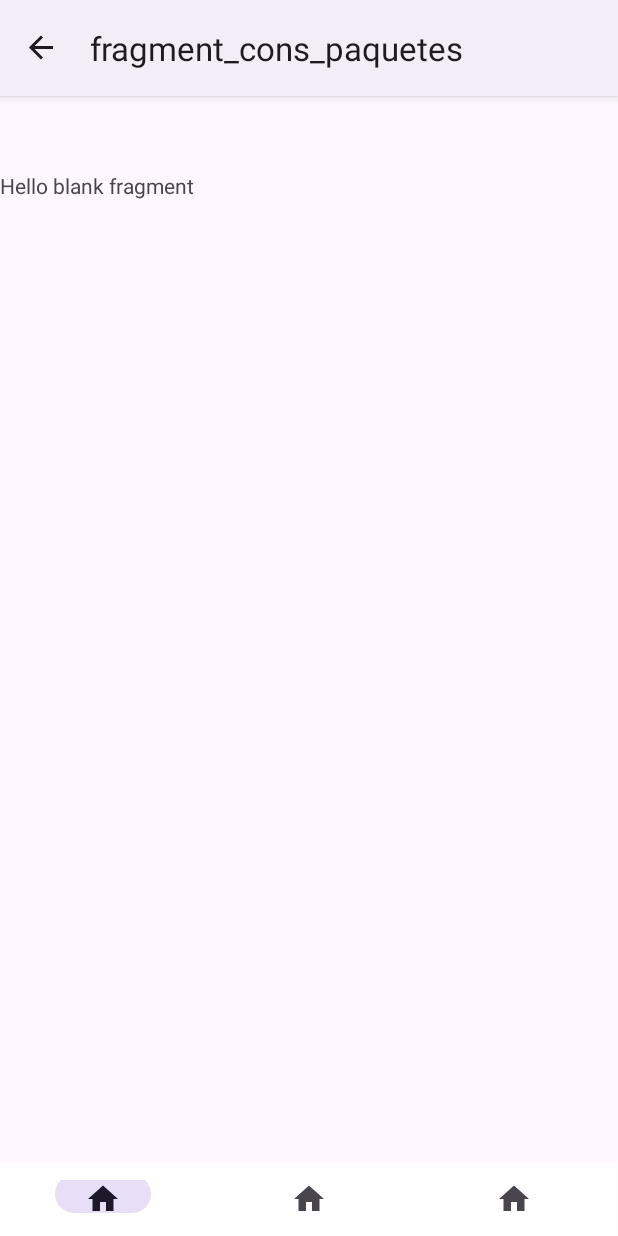
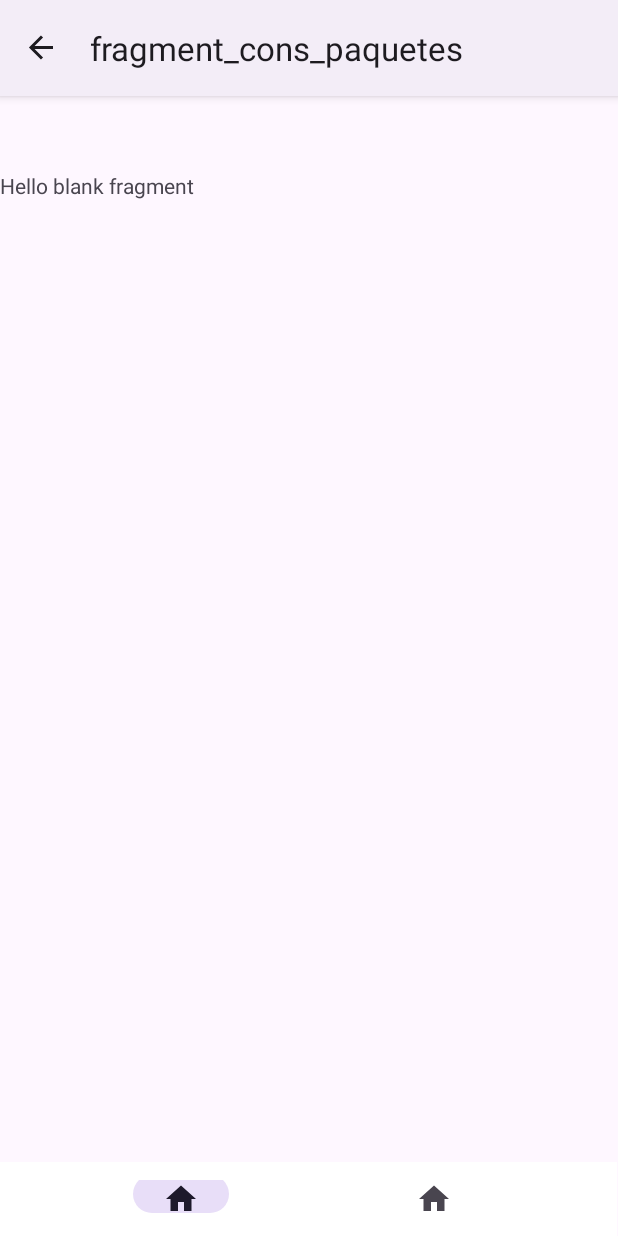
Before and after one commit to angheSa/Proyecto_Moviles1, an Android app: the SegundaActivity screen opened directly, with no data from a screen before it, after a tap on "botonPaquete", on a phone screen of 412 x 824 dp. Run offline under Robolectric (Android 15) with nearby library versions, the phone set to English and light mode, and no system bars; our stand-ins replace navigation-ui.

Commit message:
avance menu y fragments

```diff
--- a/AtipaxApp/app/src/main/java/com/aglafad/atipaxapp/ui/SegundaActivity.kt
+++ b/AtipaxApp/app/src/main/java/com/aglafad/atipaxapp/ui/SegundaActivity.kt
@@ -3,15 +3,19 @@ package com.aglafad.atipaxapp.ui
 import androidx.appcompat.app.AppCompatActivity
 import android.os.Bundle
 import androidx.navigation.findNavController
+import androidx.navigation.fragment.findNavController
 import androidx.navigation.ui.AppBarConfiguration
 import androidx.navigation.ui.navigateUp
 import androidx.navigation.ui.setupActionBarWithNavController
 import androidx.navigation.ui.setupWithNavController
 import com.aglafad.atipaxapp.R
 import com.aglafad.atipaxapp.databinding.ActivitySegundaBinding
+import com.aglafad.atipaxapp.ui.views.InicioFragmentDirections
 import com.google.android.material.bottomnavigation.BottomNavigationView
 
 class SegundaActivity : AppCompatActivity() {
+
+    private lateinit var appBarConfiguration: AppBarConfiguration
     private lateinit var binding: ActivitySegundaBinding
 
     override fun onCreate(savedInstanceState: Bundle?) {
@@ -27,7 +31,7 @@ class SegundaActivity : AppCompatActivity() {
         // menu should be considered as top level destinations.
         val appBarConfiguration = AppBarConfiguration(
             setOf(
-
+                R.id.inicioFragment
             )
         )
 
@@ -35,8 +39,12 @@ class SegundaActivity : AppCompatActivity() {
         setupActionBarWithNavController(navController, appBarConfiguration)
         bottomNavigation.setupWithNavController(navController)
 
+
+    }
+    override fun onSupportNavigateUp(): Boolean {
+        val navController = findNavController(R.id.nav_host_fragment)
+        return navController.navigateUp(appBarConfiguration) || super.onSupportNavigateUp()
     }
 
 
-
 }
--- a/AtipaxApp/app/src/main/res/menu/bottom_navigation_menu.xml
+++ b/AtipaxApp/app/src/main/res/menu/bottom_navigation_menu.xml
@@ -13,14 +13,4 @@
             android:title=""
             />
 
-        <item
-            android:id="@+id/hFragment"
-            android:icon="@drawable/ic_home"
-            android:title=""
-            />
-
-
-
-
-
 </menu>
```
